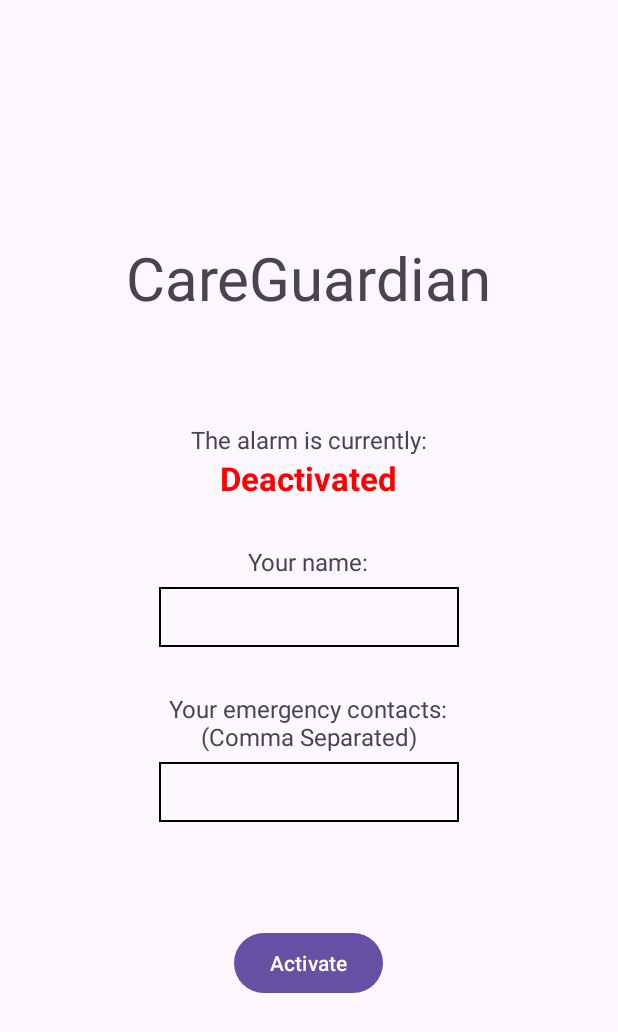
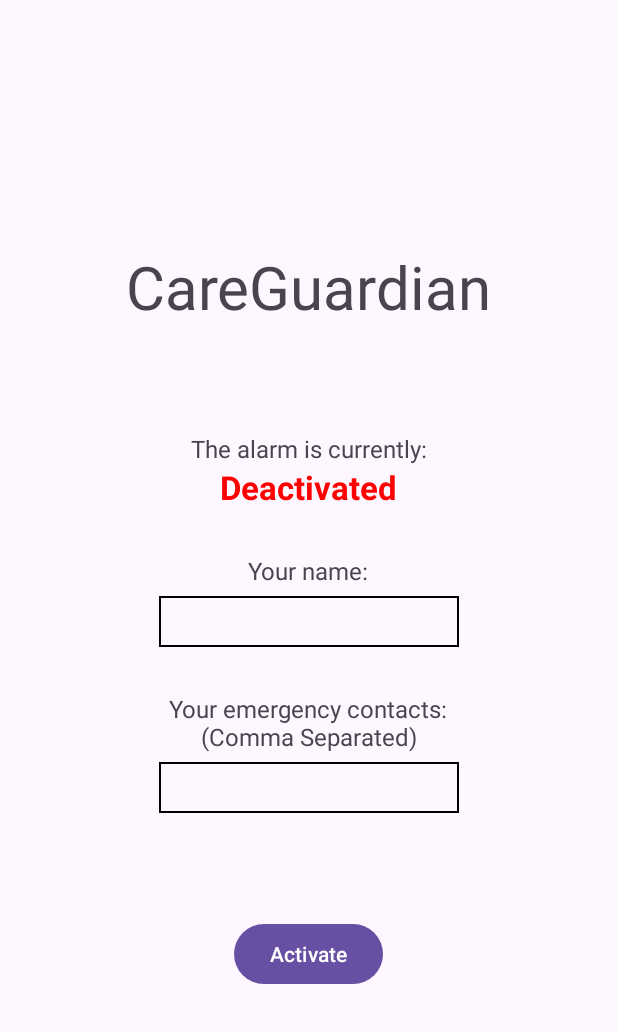
Before and after one commit to Jiron/CareGuardian, an Android app: the screen it shows after launch (MainActivity), on a phone screen of 412 x 824 dp. Shown: the top 1032 px of the screen. Run offline under Robolectric (Android 15) with nearby library versions, the phone set to English and light mode, and no system bars.

Commit message:
fix: force portrait mode & let edittext fields expand

```diff
--- a/app/src/main/AndroidManifest.xml
+++ b/app/src/main/AndroidManifest.xml
@@ -14,6 +14,7 @@
         tools:targetApi="31">
         <activity
             android:name=".MainActivity"
+            android:screenOrientation="portrait"
             android:exported="true">
             <intent-filter>
                 <action android:name="android.intent.action.MAIN" />
--- a/app/src/main/res/layout/activity_main.xml
+++ b/app/src/main/res/layout/activity_main.xml
@@ -40,7 +40,7 @@
     <EditText
         android:id="@+id/inputName"
         android:layout_width="200dp"
-        android:layout_height="40dp"
+        android:layout_height="wrap_content"
         android:layout_marginBottom="30dp"
         android:layout_marginTop="6dp"
         android:background="@drawable/edittext"
@@ -56,7 +56,7 @@
     <EditText
         android:id="@+id/inputContacts"
         android:layout_width="200dp"
-        android:layout_height="40dp"
+        android:layout_height="wrap_content"
         android:layout_marginBottom="70dp"
         android:layout_marginTop="6dp"
         android:background="@drawable/edittext"
```
